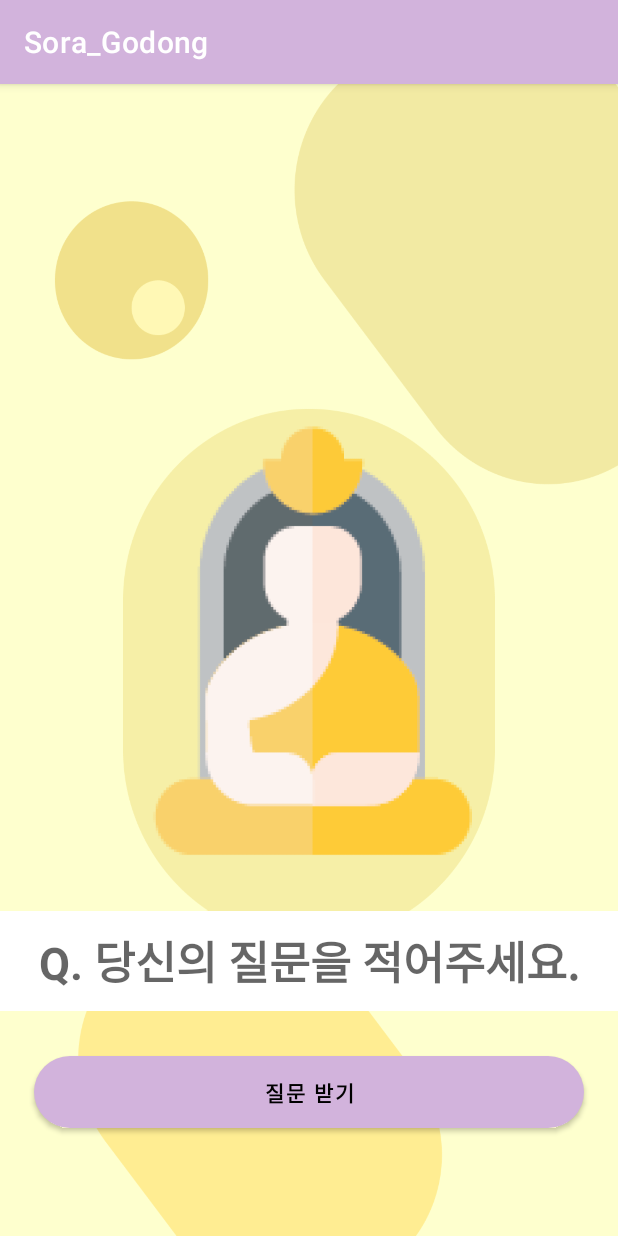
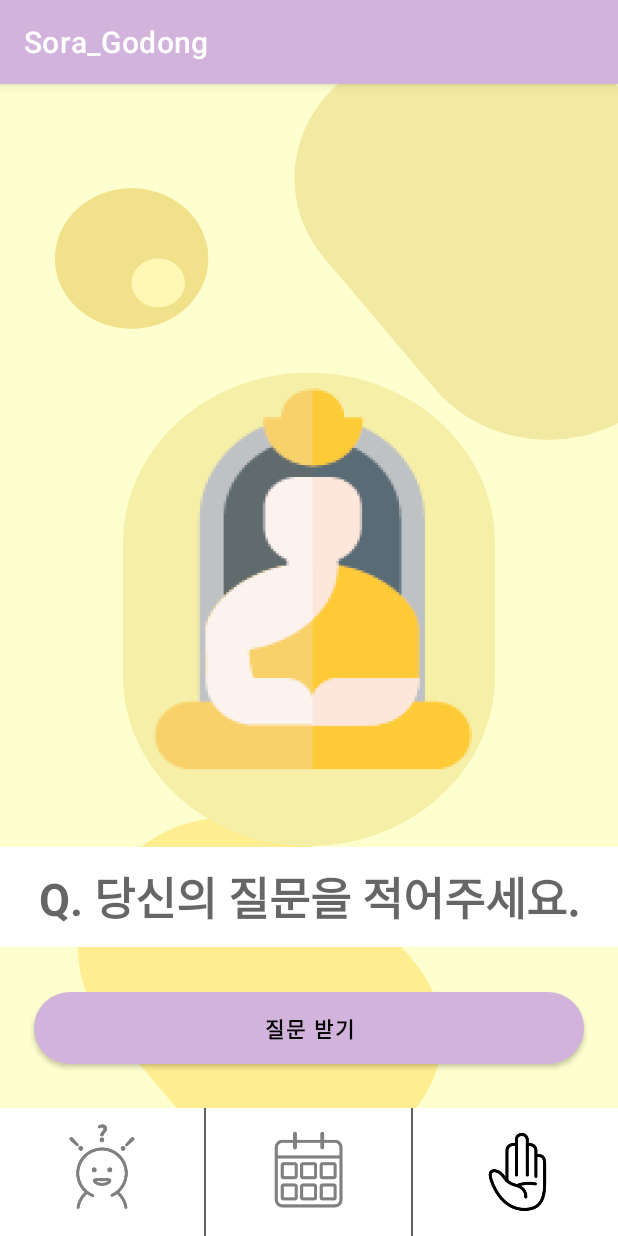
Before and after one commit to yeonwoo1125/Sora_Godong, an Android app: the AskFood screen opened directly, with no data from a screen before it, on a phone screen of 412 x 824 dp. Run offline under Robolectric (Android 15) with nearby library versions, the phone set to English and light mode, and no system bars.

Commit message:
페이지에 메뉴바 넣기

```diff
--- a/app/src/main/res/layout/activity_ask_food.xml
+++ b/app/src/main/res/layout/activity_ask_food.xml
@@ -37,4 +37,55 @@
         app:backgroundTint="#D2B3DC"
         android:background="@drawable/ask_radius"/>
     </LinearLayout>
+    <LinearLayout
+        android:layout_width="match_parent"
+        android:layout_height="0dp"
+        android:layout_weight="1"
+        android:orientation="horizontal"
+        android:background="#646464">
+        <LinearLayout
+            android:id="@+id/linear1"
+            android:layout_width="0dp"
+            android:layout_height="match_parent"
+            android:layout_weight="1"
+            android:background="@color/white"
+            android:layout_marginRight="1dp"
+            android:gravity="center"
+            android:orientation="vertical">
+            <ImageView
+                android:layout_width="wrap_content"
+                android:layout_height="wrap_content"
+                android:src="@drawable/menu1"
+                android:alpha="0.5"/>
+        </LinearLayout>
+        <LinearLayout
+            android:id="@+id/linear2"
+            android:layout_width="0dp"
+            android:layout_height="match_parent"
+            android:layout_weight="1"
+            android:background="@color/white"
+            android:gravity="center"
+            android:orientation="vertical">
+            <ImageView
+                android:layout_width="wrap_content"
+                android:layout_height="wrap_content"
+                android:src="@drawable/menu2"
+                android:alpha="0.5"/>
+        </LinearLayout>
+        <LinearLayout
+            android:id="@+id/linear3"
+            android:layout_width="0dp"
+            android:layout_height="match_parent"
+            android:layout_weight="1"
+            android:background="@color/white"
+            android:layout_marginLeft="1dp"
+            android:gravity="center"
+            android:orientation="vertical">
+            <ImageView
+                android:layout_width="wrap_content"
+                android:layout_height="wrap_content"
+                android:src="@drawable/menu3"
+                />
+        </LinearLayout>
+    </LinearLayout>
 </LinearLayout>
```
Also changed, not shown: app/src/main/res/layout/activity_ask_money.xml (+51 -0 lines), app/src/main/res/layout/activity_ask_study.xml (+51 -0 lines).
